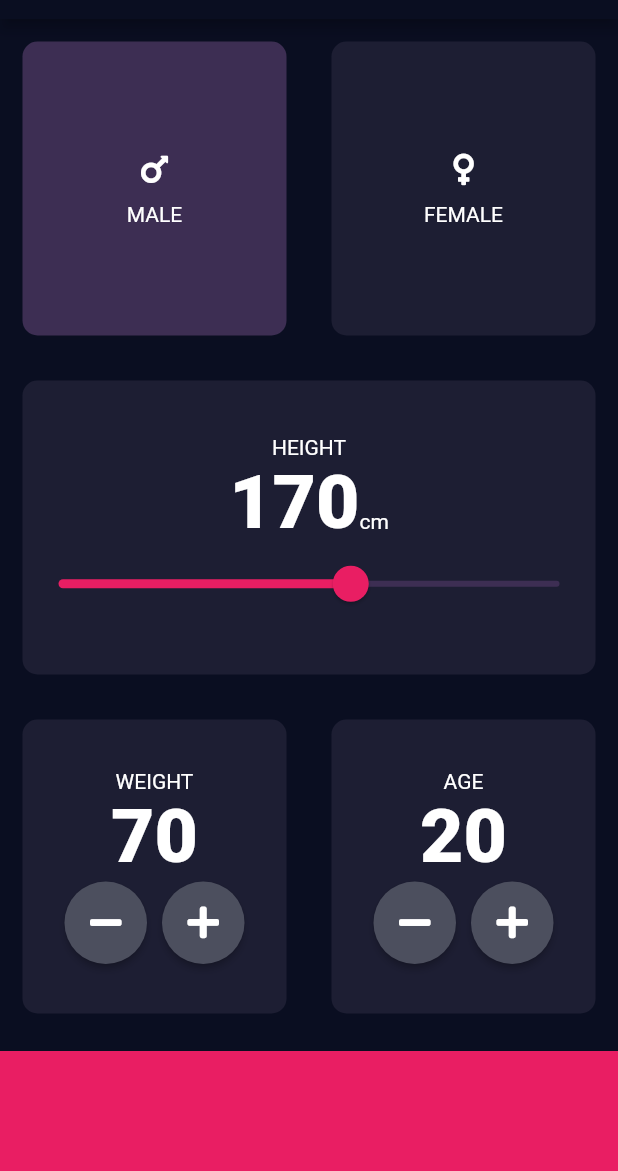
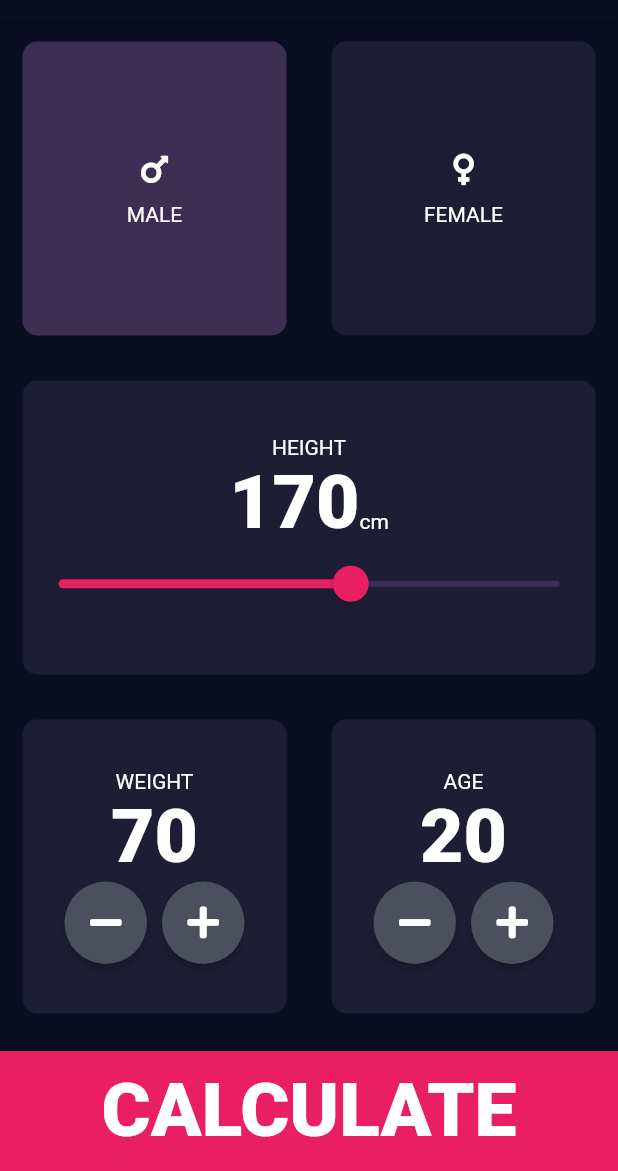
Before and after one commit to phlippieb-discovery/flutter-course-work, a Flutter app: the screen it shows after launch, on a phone screen of 412 x 824 dp, the part 65-1236 px from its top. Run offline on Flutter 3.47's test engine with Material 2 defaults, Android fonts, the phone set to English and light mode, and no system bars; our stand-ins replace font_awesome_flutter, rflutter_alert.

Commit message:
Section 12 BMI calculator and results screen

```diff
--- /dev/null
+++ b/section12/bmi-calculator-flutter/lib/gender.dart
@@ -0,0 +1 @@
+enum Gender { male, female }
--- a/section12/bmi-calculator-flutter/lib/input_page.dart
+++ b/section12/bmi-calculator-flutter/lib/input_page.dart
@@ -3,8 +3,8 @@ import 'constants.dart';
 import 'package:font_awesome_flutter/font_awesome_flutter.dart';
 import 'centered_vertical_icon_and_text.dart';
 import 'input_card.dart';
-
-enum Gender { male, female }
+import 'calc.dart';
+import 'gender.dart';
 
 int height = 170;
 int weight = 70;
@@ -180,11 +180,28 @@ class _InputPageState extends State<InputPage> {
             ),
           ),
           // Bottom container
-          Container(
-            color: k.bottomContainerColor,
-            margin: EdgeInsets.only(top: 10),
-            width: double.infinity,
-            height: k.bottomContainerHeight,
+          GestureDetector(
+            onTap: () {
+              Navigator.push(
+                  context,
+                  MaterialPageRoute(
+                      builder: (context) => ResultsPage(
+                            height: height,
+                            weight: weight,
+                          )));
+            },
+            child: Container(
+              color: k.bottomContainerColor,
+              margin: EdgeInsets.only(top: 10),
+              width: double.infinity,
+              height: k.bottomContainerHeight,
+              child: Center(
+                child: Text(
+                  "CALCULATE",
+                  style: k.bigTextStyle,
+                ),
+              ),
+            ),
           )
         ],
       ),
```
Also changed, not shown: section12/bmi-calculator-flutter/lib/calc.dart (added, +53 -0 lines), section12/bmi-calculator-flutter/lib/calculator_brain.dart (added, +7 -0 lines).
